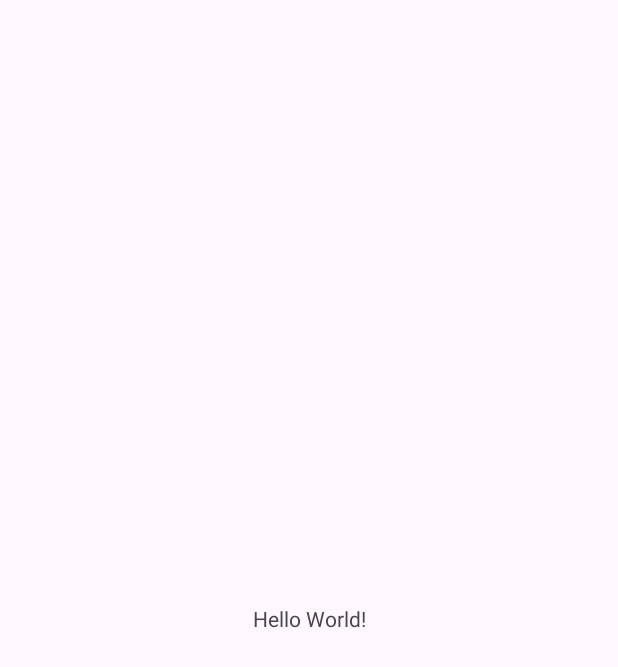
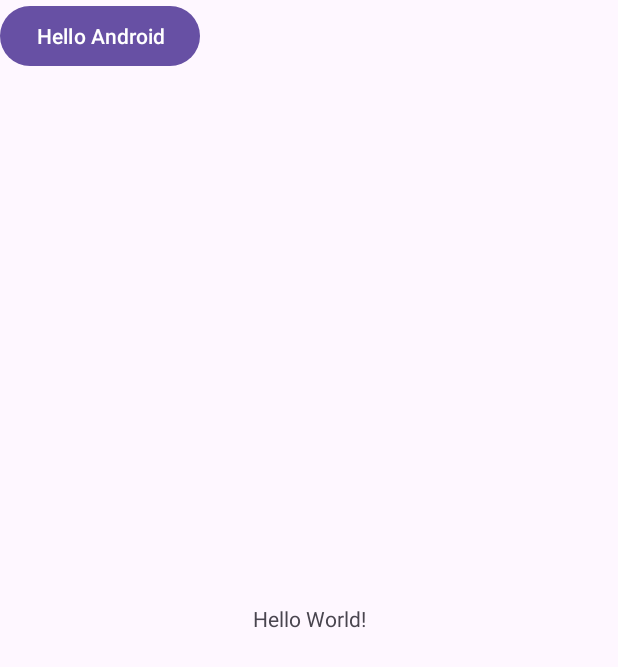
Before and after one commit to NityaBhavsar-Zop/AndroidStudio, an Android app: the screen it shows after launch (MainActivity), on a phone screen of 412 x 824 dp. Before the commit the part shown is almost empty. Shown: the top 667 px of the screen. Run offline under Robolectric (Android 15) with nearby library versions, the phone set to English and light mode, and no system bars.

Commit message:
Second commit

```diff
--- a/app/src/main/res/layout/activity_main.xml
+++ b/app/src/main/res/layout/activity_main.xml
@@ -16,4 +16,18 @@
         app:layout_constraintStart_toStartOf="parent"
         app:layout_constraintTop_toTopOf="parent" />
 
+    <Button
+        android:id="@+id/button"
+        android:layout_width="wrap_content"
+        android:layout_height="wrap_content"
+        android:text="Hello Android"
+        tools:layout_editor_absoluteX="138dp"
+        tools:layout_editor_absoluteY="414dp" />
+
+    <androidx.recyclerview.widget.RecyclerView
+        android:layout_width="409dp"
+        android:layout_height="289dp"
+        app:layout_constraintStart_toStartOf="parent"
+        tools:layout_editor_absoluteY="-2dp" />
+
 </androidx.constraintlayout.widget.ConstraintLayout>
```
